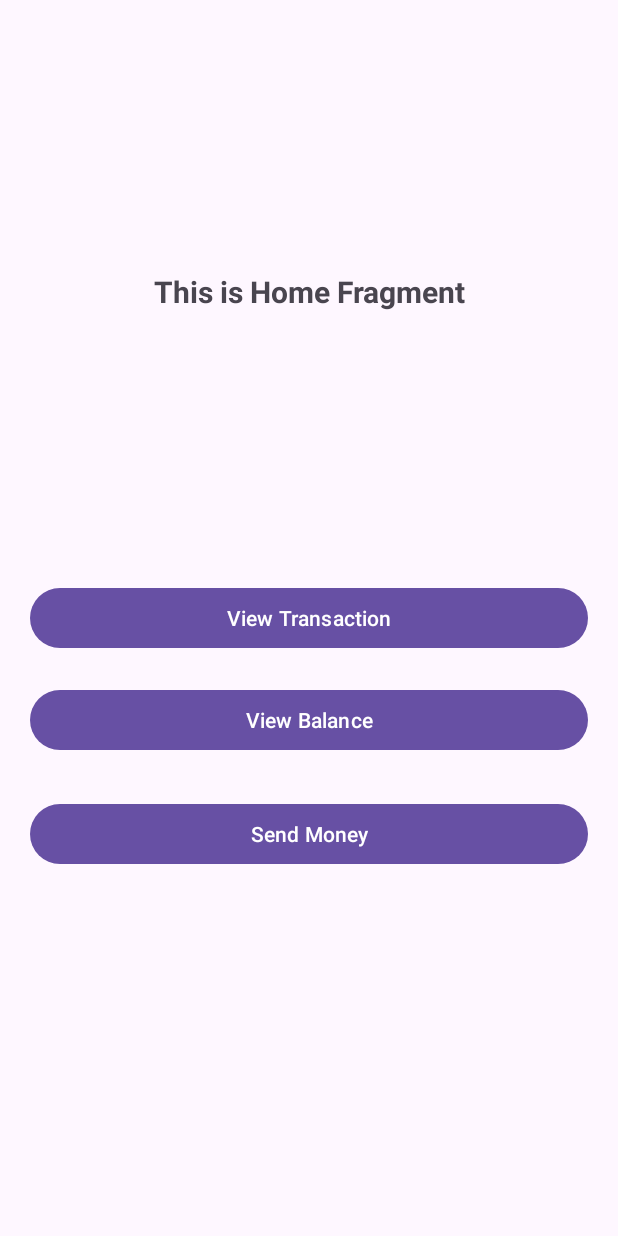
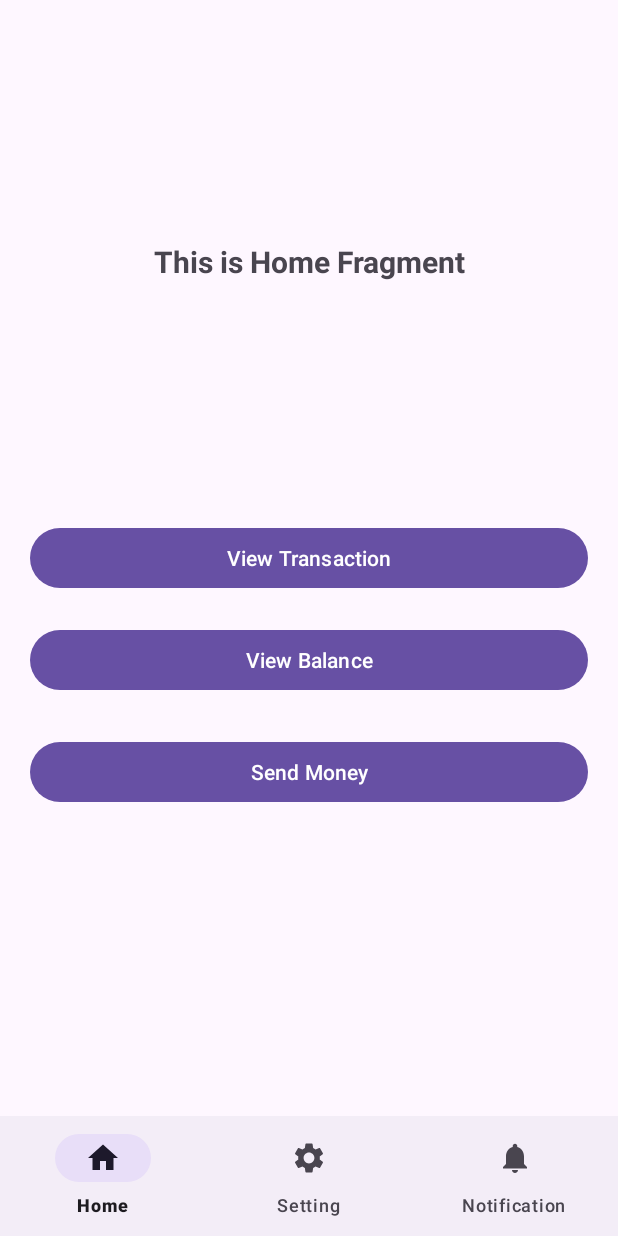
Before and after one commit to vinayakkumargupta/NavigationComponentFragments, an Android app: the screen it shows after launch (MainActivity), on a phone screen of 412 x 824 dp. Run offline under Robolectric (Android 15) with nearby library versions, the phone set to English and light mode, and no system bars; our stand-ins replace navigation-ui.

Commit message:
Added Navigation Menu

```diff
--- a/app/src/main/java/com/example/sharingdatabetweentwofragment/MainActivity.kt
+++ b/app/src/main/java/com/example/sharingdatabetweentwofragment/MainActivity.kt
@@ -2,10 +2,26 @@ package com.example.sharingdatabetweentwofragment
 
 import androidx.appcompat.app.AppCompatActivity
 import android.os.Bundle
+import androidx.navigation.NavController
+import androidx.navigation.findNavController
+import androidx.navigation.fragment.NavHostFragment
+import androidx.navigation.ui.setupActionBarWithNavController
+import androidx.navigation.ui.setupWithNavController
+import com.google.android.material.bottomnavigation.BottomNavigationView
 
 class MainActivity : AppCompatActivity() {
+    private lateinit var navController: NavController
     override fun onCreate(savedInstanceState: Bundle?) {
         super.onCreate(savedInstanceState)
         setContentView(R.layout.activity_main)
+         val navHostFragment = supportFragmentManager.findFragmentById(R.id.nav_host_fragment) as NavHostFragment
+        navController = navHostFragment.navController
+        val bottomnav = findViewById<BottomNavigationView>(R.id.navigationmenu)
+         bottomnav.setupWithNavController(navController)
+
+
+
+
+
     }
 }
--- /dev/null
+++ b/app/src/main/res/drawable/baseline_home_24.xml
@@ -0,0 +1,5 @@
+<vector android:height="24dp" android:tint="#000000"
+    android:viewportHeight="24" android:viewportWidth="24"
+    android:width="24dp" xmlns:android="http://schemas.android.com/apk/res/android">
+    <path android:fillColor="@android:color/white" android:pathData="M10,20v-6h4v6h5v-8h3L12,3 2,12h3v8z"/>
+</vector>
--- /dev/null
+++ b/app/src/main/res/drawable/baseline_notifications_24.xml
@@ -0,0 +1,5 @@
+<vector android:height="24dp" android:tint="#000000"
+    android:viewportHeight="24" android:viewportWidth="24"
+    android:width="24dp" xmlns:android="http://schemas.android.com/apk/res/android">
+    <path android:fillColor="@android:color/white" android:pathData="M12,22c1.1,0 2,-0.9 2,-2h-4c0,1.1 0.89,2 2,2zM18,16v-5c0,-3.07 -1.64,-5.64 -4.5,-6.32L13.5,4c0,-0.83 -0.67,-1.5 -1.5,-1.5s-1.5,0.67 -1.5,1.5v0.68C7.63,5.36 6,7.92 6,11v5l-2,2v1h16v-1l-2,-2z"/>
+</vector>
--- /dev/null
+++ b/app/src/main/res/drawable/baseline_settings_24.xml
@@ -0,0 +1,5 @@
+<vector android:height="24dp" android:tint="#000000"
+    android:viewportHeight="24" android:viewportWidth="24"
+    android:width="24dp" xmlns:android="http://schemas.android.com/apk/res/android">
+    <path android:fillColor="@android:color/white" android:pathData="M19.14,12.94c0.04,-0.3 0.06,-0.61 0.06,-0.94c0,-0.32 -0.02,-0.64 -0.07,-0.94l2.03,-1.58c0.18,-0.14 0.23,-0.41 0.12,-0.61l-1.92,-3.32c-0.12,-0.22 -0.37,-0.29 -0.59,-0.22l-2.39,0.96c-0.5,-0.38 -1.03,-0.7 -1.62,-0.94L14.4,2.81c-0.04,-0.24 -0.24,-0.41 -0.48,-0.41h-3.84c-0.24,0 -0.43,0.17 -0.47,0.41L9.25,5.35C8.66,5.59 8.12,5.92 7.63,6.29L5.24,5.33c-0.22,-0.08 -0.47,0 -0.59,0.22L2.74,8.87C2.62,9.08 2.66,9.34 2.86,9.48l2.03,1.58C4.84,11.36 4.8,11.69 4.8,12s0.02,0.64 0.07,0.94l-2.03,1.58c-0.18,0.14 -0.23,0.41 -0.12,0.61l1.92,3.32c0.12,0.22 0.37,0.29 0.59,0.22l2.39,-0.96c0.5,0.38 1.03,0.7 1.62,0.94l0.36,2.54c0.05,0.24 0.24,0.41 0.48,0.41h3.84c0.24,0 0.44,-0.17 0.47,-0.41l0.36,-2.54c0.59,-0.24 1.13,-0.56 1.62,-0.94l2.39,0.96c0.22,0.08 0.47,0 0.59,-0.22l1.92,-3.32c0.12,-0.22 0.07,-0.47 -0.12,-0.61L19.14,12.94zM12,15.6c-1.98,0 -3.6,-1.62 -3.6,-3.6s1.62,-3.6 3.6,-3.6s3.6,1.62 3.6,3.6S13.98,15.6 12,15.6z"/>
+</vector>
--- a/app/src/main/res/layout/activity_main.xml
+++ b/app/src/main/res/layout/activity_main.xml
@@ -15,8 +15,24 @@
         app:layout_constraintRight_toRightOf="parent"
         app:layout_constraintTop_toTopOf="parent"
         app:layout_constraintBottom_toBottomOf="parent"
+        app:layout_constraintBottom_toTopOf="@id/navigationmenu"
 
         app:defaultNavHost="true"
         app:navGraph="@navigation/nav_graph" />
 
+    <com.google.android.material.bottomnavigation.BottomNavigationView
+        android:id="@+id/navigationmenu"
+        android:layout_width="0dp"
+        android:layout_height="wrap_content"
+        app:layout_constraintBottom_toBottomOf="parent"
+
+        app:layout_constraintHorizontal_bias="0.0"
+        app:layout_constraintLeft_toLeftOf="parent"
+        app:layout_constraintRight_toRightOf="parent"
+
+
+        app:layout_constraintTop_toTopOf="parent"
+        app:layout_constraintVertical_bias="1.0"
+        app:menu="@menu/main_nav_menu" />
+
 </androidx.constraintlayout.widget.ConstraintLayout>
--- /dev/null
+++ b/app/src/main/res/menu/main_nav_menu.xml
@@ -0,0 +1,20 @@
+<?xml version="1.0" encoding="utf-8"?>
+<menu xmlns:android="http://schemas.android.com/apk/res/android">
+
+    <item
+        android:id="@+id/homefragment"
+        android:title="Home"
+        android:icon="@drawable/baseline_home_24"
+        />
+    <item
+        android:id="@+id/settingFragment"
+        android:icon="@drawable/baseline_settings_24"
+        android:title="Setting"/>
+
+    <item
+        android:id="@+id/notificationFragment"
+        android:title="Notification"
+        android:icon="@drawable/baseline_notifications_24"/>
+
+
+</menu>
--- a/app/src/main/res/navigation/nav_graph.xml
+++ b/app/src/main/res/navigation/nav_graph.xml
@@ -85,4 +85,14 @@
         android:name="com.example.sharingdatabetweentwofragment.Fragment.DailogFragment"
         android:label="fragment_dailog"
         tools:layout="@layout/fragment_dailog" />
+    <fragment
+        android:id="@+id/settingFragment"
+        android:name="com.example.sharingdatabetweentwofragment.Fragment.SettingFragment"
+        android:label="fragment_setting"
+        tools:layout="@layout/fragment_setting" />
+    <fragment
+        android:id="@+id/notificationFragment"
+        android:name="com.example.sharingdatabetweentwofragment.Fragment.NotificationFragment"
+        android:label="fragment_notification"
+        tools:layout="@layout/fragment_notification" />
 </navigation>
```
Also changed, not shown: app/src/main/java/com/example/sharingdatabetweentwofragment/Fragment/NotificationFragment.kt (added, +23 -0 lines), app/src/main/java/com/example/sharingdatabetweentwofragment/Fragment/SettingFragment.kt (added, +22 -0 lines), app/src/main/res/layout/fragment_notification.xml (added, +15 -0 lines), app/src/main/res/layout/fragment_setting.xml (added, +14 -0 lines).
